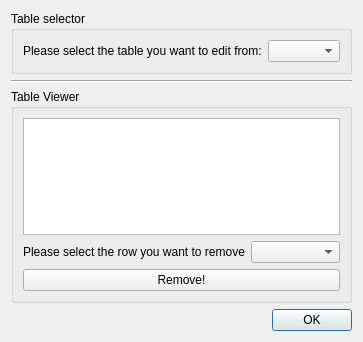
Qt form ui/entryRemoveWizard.ui (Minedient/elerp) before a commit.
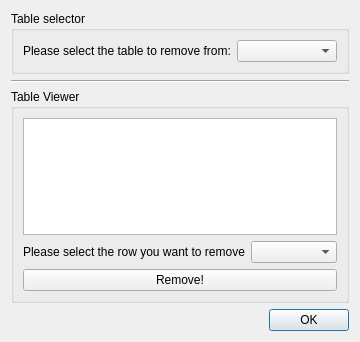
The same form after that commit.

Commit message:
Update to version 1.0.7     entryRemoveWizard is now functional     added development and production modes     add new functions to database.py     and other minor changes
	modified:   .gitignore
	modified:   database.py
	modified:   elerpServer.py
	modified:   main.py
	modified:   ui/entryRemoveWizard.ui
	modified:   ui/entryRemoveWizard_ui.py
	modified:   ui/management.ui
	modified:   ui/management_ui.py

Patch:
```diff
--- a/ui/entryRemoveWizard.ui
+++ b/ui/entryRemoveWizard.ui
@@ -35,7 +35,7 @@
          </sizepolicy>
         </property>
         <property name="text">
-         <string>Please select the table you want to edit from:</string>
+         <string>Please select the table to remove from:</string>
         </property>
        </widget>
       </item>
@@ -54,6 +54,12 @@
    </item>
    <item>
     <widget class="QGroupBox" name="groupBox_2">
+     <property name="sizePolicy">
+      <sizepolicy hsizetype="Preferred" vsizetype="Expanding">
+       <horstretch>0</horstretch>
+       <verstretch>1</verstretch>
+      </sizepolicy>
+     </property>
      <property name="title">
       <string>Table Viewer</string>
      </property>
@@ -87,19 +93,6 @@
      </layout>
     </widget>
    </item>
-   <item>
-    <spacer name="verticalSpacer">
-     <property name="orientation">
-      <enum>Qt::Orientation::Vertical</enum>
-     </property>
-     <property name="sizeHint" stdset="0">
-      <size>
-       <width>20</width>
-       <height>40</height>
-      </size>
-     </property>
-    </spacer>
-   </item>
    <item>
     <widget class="QDialogButtonBox" name="buttonBox">
      <property name="orientation">
```
The commit also changes 7 other files.
